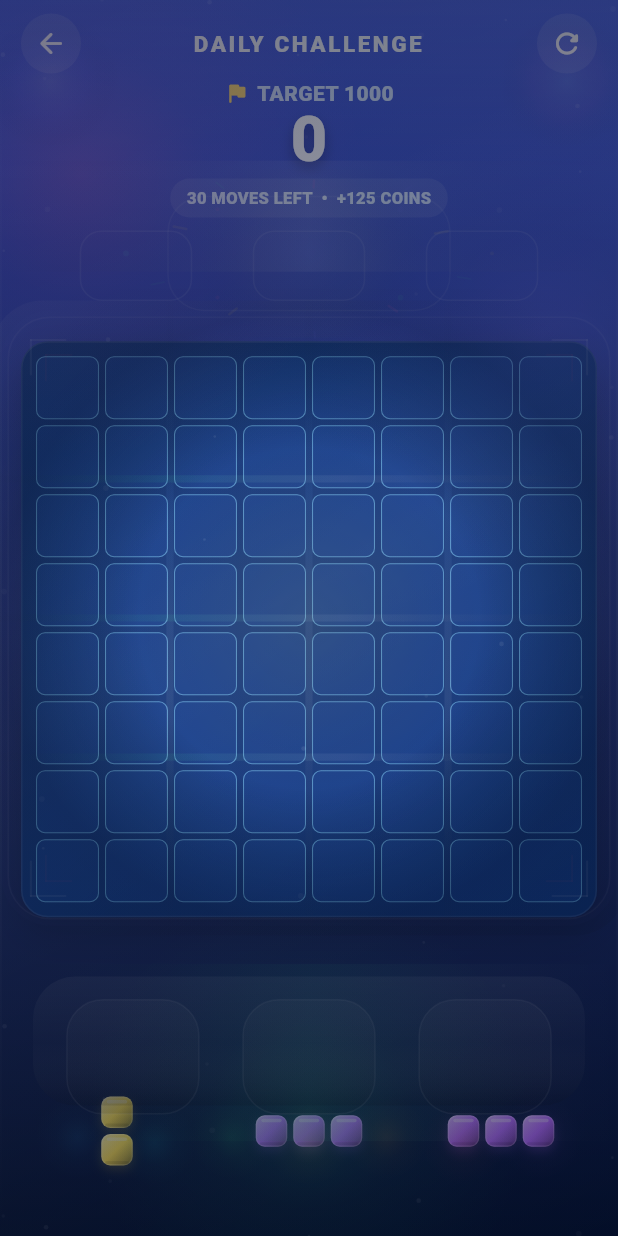
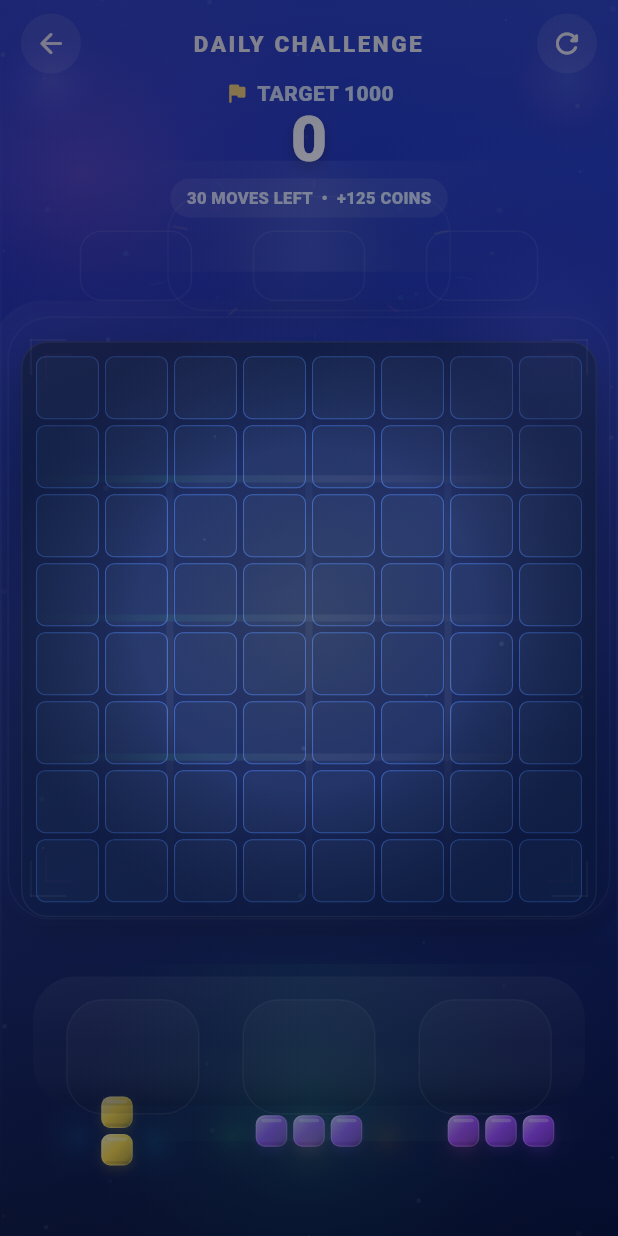
Before and after one commit to Avi-2024/Block-Puzzle, a Flutter app: the screen it shows after launch, after a tap on the "volume up" icon, after a tap on the "refresh" icon, after a tap on "DAILY", on a phone screen of 412 x 824 dp. Run offline on Flutter 3.47's test engine with Material 3 defaults, Android fonts, the phone set to English and light mode, and no system bars; our stand-ins replace audioplayers, google_mobile_ads, shared_preferences.

Commit message:
style: align gameplay colors with approved reference

```diff
--- a/lib/core/theme/app_theme.dart
+++ b/lib/core/theme/app_theme.dart
@@ -15,30 +15,30 @@ abstract final class AppTheme {
   static const Color warning = Color(0xFFFFDA64);
   static const Color danger = Color(0xFFFF5573);
 
-  // Game canvas V2 tokens. These values are tuned for a casual puzzle game:
-  // saturated enough to feel premium, but dark enough to keep the 8×8 board
-  // and score readable on low/mid brightness Android devices.
-  static const Color gameBackgroundTop = Color(0xFF3B55E2);
-  static const Color gameBackgroundMid = Color(0xFF193B9D);
-  static const Color gameBackgroundBottom = Color(0xFF04122D);
-  static const Color gameBoard = Color(0xFF07327B);
-  static const Color gameBoardDeep = Color(0xFF020B28);
-  static const Color gameCell = Color(0xFF0B3B8E);
-  static const Color gameCellEdge = Color(0xFF7AD2FF);
-  static const Color gameText = Color(0xFFF9FCFF);
-  static const Color gameTextMuted = Color(0xFFD2E4FF);
-  static const Color gameOverlay = Color(0xD9071430);
+  // Approved gameplay direction: Blockiva should feel board-first, glossy,
+  // colorful and relaxed. These tokens deliberately keep the screen close to
+  // the approved reference while staying original and readable on Android.
+  static const Color gameBackgroundTop = Color(0xFF142CC8);
+  static const Color gameBackgroundMid = Color(0xFF35218A);
+  static const Color gameBackgroundBottom = Color(0xFF061032);
+  static const Color gameBoard = Color(0xFF071A54);
+  static const Color gameBoardDeep = Color(0xFF020819);
+  static const Color gameCell = Color(0xFF102761);
+  static const Color gameCellEdge = Color(0xFF3D82FF);
+  static const Color gameText = Color(0xFFFFFFFF);
+  static const Color gameTextMuted = Color(0xFFD9E7FF);
+  static const Color gameOverlay = Color(0xDC071330);
 
   // Bright, clearly distinguishable puzzle colors. The engine stores only
   // palette indices; presentation owns the actual color system.
   static const List<Color> piecePalette = <Color>[
-    Color(0xFF32B6FF), // electric blue
-    Color(0xFF21F4FF), // cyan
-    Color(0xFF3BFF87), // neon green
-    Color(0xFFFFE04F), // gold
-    Color(0xFFFF9D35), // orange
-    Color(0xFFFF456F), // coral/red
-    Color(0xFFB76BFF), // purple
+    Color(0xFF17A8FF), // blue
+    Color(0xFF19DFFF), // cyan
+    Color(0xFF31E85F), // green
+    Color(0xFFFFD735), // yellow
+    Color(0xFFFF861E), // orange
+    Color(0xFFFF334A), // red
+    Color(0xFF9E45FF), // purple
   ];
 
   static LinearGradient pieceGradient(int index) {
@@ -47,13 +47,13 @@ abstract final class AppTheme {
       begin: Alignment.topLeft,
       end: Alignment.bottomRight,
       colors: <Color>[
-        Color.lerp(base, Colors.white, .78)!,
-        Color.lerp(base, Colors.white, .34)!,
+        Color.lerp(base, Colors.white, .82)!,
+        Color.lerp(base, Colors.white, .38)!,
         base,
-        Color.lerp(base, Colors.black, .24)!,
-        Color.lerp(base, Colors.black, .52)!,
+        Color.lerp(base, Colors.black, .18)!,
+        Color.lerp(base, Colors.black, .50)!,
       ],
-      stops: const <double>[0, .15, .50, .76, 1],
+      stops: const <double>[0, .16, .46, .76, 1],
     );
   }
 
@@ -65,19 +65,19 @@ abstract final class AppTheme {
           gameBackgroundMid,
           gameBackgroundBottom,
         ],
-        stops: <double>[0, .44, 1],
+        stops: <double>[0, .50, 1],
       );
 
   static LinearGradient get boardGradient => const LinearGradient(
         begin: Alignment.topLeft,
         end: Alignment.bottomRight,
         colors: <Color>[
-          Color(0xFF1550A8),
+          Color(0xFF123B93),
           gameBoard,
-          Color(0xFF061E55),
+          Color(0xFF061944),
           gameBoardDeep,
         ],
-        stops: <double>[0, .36, .72, 1],
+        stops: <double>[0, .34, .74, 1],
       );
 
   static ThemeData get bright => ThemeData(
```
